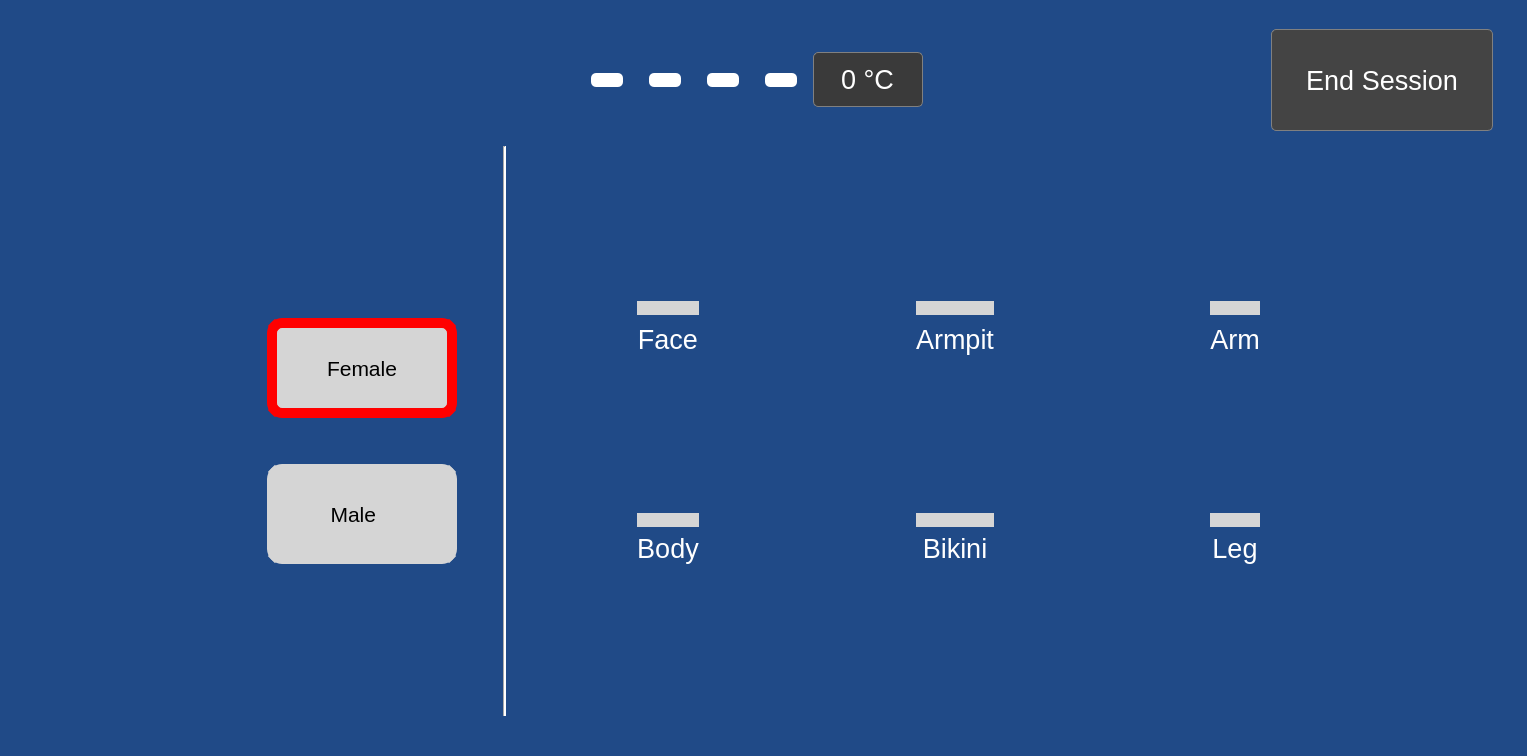
Qt form ui/ui.ui (mohammaadhaji/Laser) before a commit.
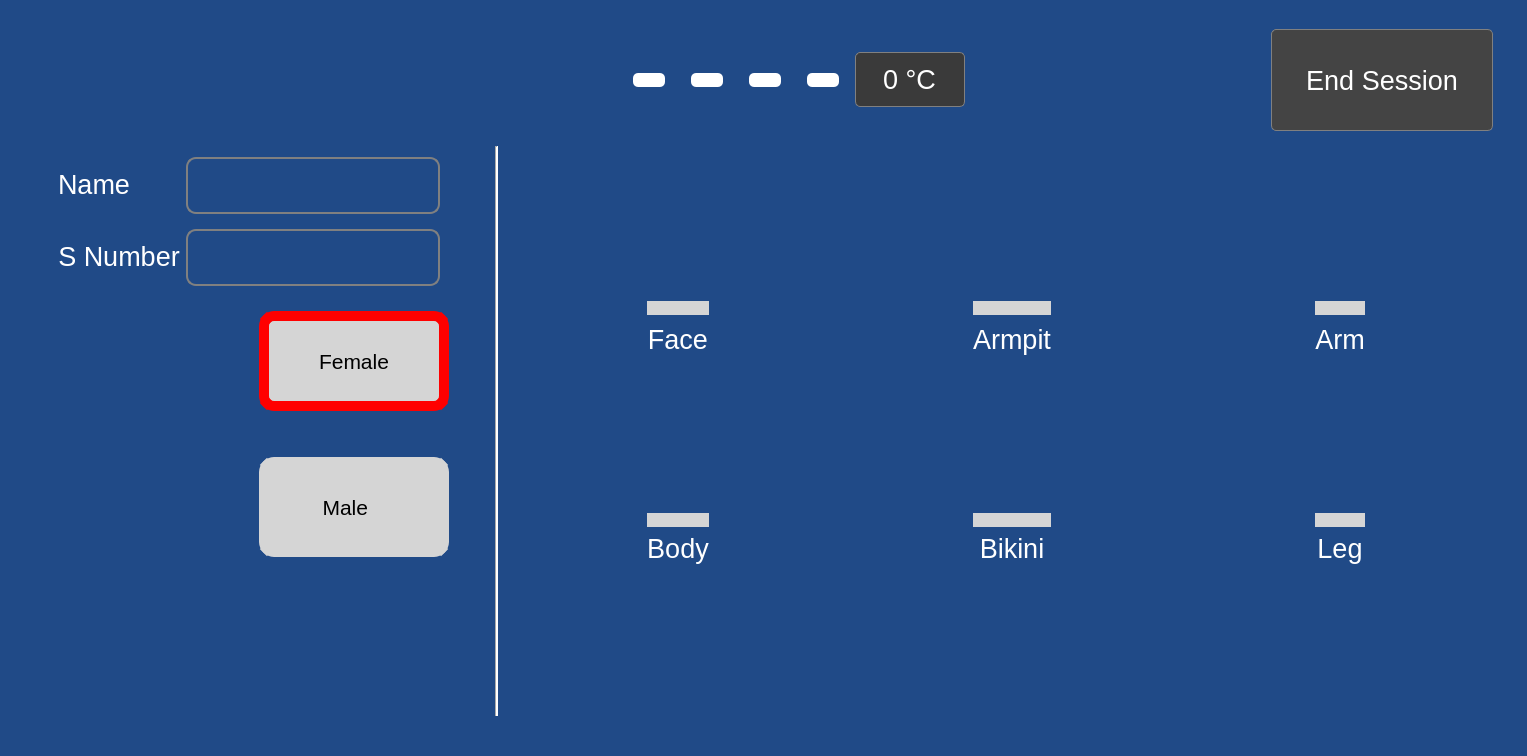
The same form after that commit. The open tabs and pages were chosen to show the change. Icons and pictures are not drawn. Custom widgets are drawn as their Qt base class.

Commit message: remove back btn from laser page, add user info to laser page, auto set lock date

What changed in the file:
```diff
--- a/ui/ui.ui
+++ b/ui/ui.ui
@@ -53,7 +53,7 @@
 }</string>
       </property>
       <property name="currentIndex">
-       <number>5</number>
+       <number>9</number>
       </property>
       <widget class="QWidget" name="UUIDPage">
        <layout class="QVBoxLayout" name="verticalLayout_66">
@@ -3148,7 +3148,7 @@
                    </spacer>
                   </item>
                   <item>
-                   <layout class="QVBoxLayout" name="verticalLayout_72" stretch="2,0,0,0,4,2">
+                   <layout class="QVBoxLayout" name="verticalLayout_72" stretch="1,0,0,0,4,3">
                     <property name="topMargin">
                      <number>0</number>
                     </property>
@@ -3391,6 +3391,9 @@
                         <pointsize>16</pointsize>
                        </font>
                       </property>
+                      <property name="layoutDirection">
+                       <enum>Qt::LeftToRight</enum>
+                      </property>
                       <property name="styleSheet">
                        <string notr="true">QHeaderView::section
 {
@@ -3506,7 +3509,7 @@
                    </spacer>
                   </item>
                   <item>
-                   <layout class="QVBoxLayout" name="verticalLayout_74" stretch="0,0,0">
+                   <layout class="QVBoxLayout" name="verticalLayout_74" stretch="1,0,2">
                     <property name="topMargin">
                      <number>0</number>
                     </property>
@@ -5714,6 +5717,9 @@
                      <property name="styleSheet">
                       <string notr="true"/>
                      </property>
+                     <property name="alignment">
+                      <set>Qt::AlignCenter</set>
+                     </property>
                      <property name="clearButtonEnabled">
                       <bool>false</bool>
                      </property>
@@ -5730,6 +5736,9 @@
                      <property name="styleSheet">
                       <string notr="true"/>
                      </property>
+                     <property name="alignment">
+                      <set>Qt::AlignCenter</set>
+                     </property>
                      <property name="clearButtonEnabled">
                       <bool>false</bool>
                      </property>
@@ -5881,12 +5890,18 @@
                    </item>
                    <item row="0" column="1">
                     <widget class="QLineEdit" name="txtNextSession">
+                     <property name="enabled">
+                      <bool>false</bool>
+                     </property>
                      <property name="font">
                       <font>
                        <family>Arial</family>
                        <pointsize>20</pointsize>
                       </font>
                      </property>
+                     <property name="alignment">
+                      <set>Qt::AlignCenter</set>
+                     </property>
                      <property name="readOnly">
                       <bool>true</bool>
                      </property>
@@ -5948,7 +5963,10 @@
            <number>0</number>
           </property>
           <item>
-           <layout class="QHBoxLayout" name="horizontalLayout_10" stretch="0,3,1,2,0">
+           <layout class="QHBoxLayout" name="horizontalLayout_10" stretch="1,3,1,2,0">
+            <property name="spacing">
+             <number>0</number>
+            </property>
             <property name="leftMargin">
              <number>20</number>
             </property>
@@ -5959,16 +5977,15 @@
              <number>20</number>
             </property>
             <property name="bottomMargin">
+             <number>0</number>
+            </property>
+            <item>
+             <layout class="QHBoxLayout" name="horizontalLayout_60">
+              <property name="rightMargin">
              <number>0</number>
             </property>
             <item>
              <widget class="QPushButton" name="btnBackLaser">
-              <property name="font">
-               <font>
-                <family>Arial</family>
-                <pointsize>13</pointsize>
-               </font>
-              </property>
               <property name="styleSheet">
                <string notr="true">QPushButton {
 outline:0;
@@ -5997,6 +6014,21 @@
                </size>
               </property>
              </widget>
+              </item>
+              <item>
+               <spacer name="horizontalSpacer_96">
+                <property name="orientation">
+                 <enum>Qt::Horizontal</enum>
+                </property>
+                <property name="sizeHint" stdset="0">
+                 <size>
+                  <width>40</width>
+                  <height>20</height>
+                 </size>
+                </property>
+               </spacer>
+              </item>
+             </layout>
             </item>
             <item>
              <spacer name="horizontalSpacer_23">
@@ -6148,7 +6180,7 @@
           <item>
            <widget class="StackedWidget" name="stackedWidgetLaser">
             <property name="currentIndex">
-             <number>1</number>
+             <number>0</number>
             </property>
             <widget class="QWidget" name="bodyPartPage">
              <layout class="QVBoxLayout" name="verticalLayout_25">
@@ -6156,7 +6188,7 @@
                <number>11</number>
               </property>
               <item>
-               <layout class="QHBoxLayout" name="horizontalLayout_5" stretch="2,1,0,0,1,5,2">
+               <layout class="QHBoxLayout" name="horizontalLayout_5" stretch="3,0,0,1,5,1">
                 <property name="leftMargin">
                  <number>0</number>
                 </property>
@@ -6170,24 +6202,119 @@
                  <number>20</number>
                 </property>
                 <item>
-                 <spacer name="horizontalSpacer_9">
-                  <property name="orientation">
-                   <enum>Qt::Horizontal</enum>
+                 <layout class="QVBoxLayout" name="verticalLayout_75" stretch="1,0,1">
+                  <property name="topMargin">
+                   <number>0</number>
                   </property>
-                  <property name="sizeHint" stdset="0">
-                   <size>
-                    <width>40</width>
-                    <height>20</height>
-                   </size>
+                  <property name="rightMargin">
+                   <number>0</number>
                   </property>
-                 </spacer>
-                </item>
                 <item>
-                 <layout class="QVBoxLayout" name="verticalLayout_3" stretch="3,0,0,0,3">
+                   <widget class="QFrame" name="currentUserFrame">
+                    <layout class="QFormLayout" name="formLayout_3">
+                     <property name="leftMargin">
+                      <number>40</number>
+                     </property>
                   <property name="topMargin">
-                   <number>20</number>
-                  </property>
-                  <item>
+                      <number>1</number>
+                     </property>
+                     <item row="1" column="0">
+                      <widget class="QLabel" name="lblCurrentUser">
+                       <property name="font">
+                        <font>
+                         <family>Arial</family>
+                         <pointsize>20</pointsize>
+                        </font>
+                       </property>
+                       <property name="text">
+                        <string>Name</string>
+                       </property>
+                       <property name="alignment">
+                        <set>Qt::AlignCenter</set>
+                       </property>
+                      </widget>
+                     </item>
+                     <item row="1" column="1">
+                      <widget class="QLineEdit" name="txtCurrentUser">
+                       <property name="enabled">
+                        <bool>false</bool>
+                       </property>
+                       <property name="font">
+                        <font>
+                         <family>Arial</family>
+                         <pointsize>20</pointsize>
+                        </font>
+                       </property>
+                       <property name="styleSheet">
+                        <string notr="true">QLineEdit{
+border-radius:10px;
+border:2px solid gray;
+padding:10px 10px 10px 10px;
+}
+QLineEdit:focus{
+border:2px solid white;
+}</string>
+                       </property>
+                       <property name="text">
+                        <string/>
+                       </property>
+                       <property name="alignment">
+                        <set>Qt::AlignCenter</set>
+                       </property>
+                       <property name="readOnly">
+                        <bool>true</bool>
+                       </property>
+                      </widget>
+                     </item>
+                     <item row="3" column="0">
+                      <widget class="QLabel" name="lblCurrentSnumber">
+                       <property name="font">
+                        <font>
+                         <family>Arial</family>
+                         <pointsize>20</pointsize>
+                        </font>
+                       </property>
+                       <property name="text">
+                        <string>S Number</string>
+                       </property>
+                       <property name="alignment">
+                        <set>Qt::AlignCenter</set>
+                       </property>
+                      </widget>
+                     </item>
+                     <item row="3" column="1">
+                      <widget class="QLineEdit" name="txtCurrentSnumber">
+                       <property name="enabled">
+                        <bool>false</bool>
+                       </property>
+                       <property name="font">
+                        <font>
+                         <family>Arial</family>
+                         <pointsize>20</pointsize>
+                        </font>
+                       </property>
+                       <property name="styleSheet">
+                        <string notr="true">QLineEdit{
+border-radius:10px;
+border:2px solid gray;
+padding:10px 10px 10px 10px;
+}
+QLineEdit:focus{
+border:2px solid white;
+}</string>
+                       </property>
+                       <property name="text">
+                        <string/>
+                       </property>
+                       <property name="alignment">
+                        <set>Qt::AlignCenter</set>
+                       </property>
+                       <property name="readOnly">
+                        <bool>true</bool>
+                       </property>
+                      </widget>
+                     </item>
+                     <item row="0" column="1">
                    <spacer name="verticalSpacer_17">
                     <property name="orientation">
                      <enum>Qt::Vertical</enum>
@@ -6200,6 +6327,61 @@
                     </property>
                    </spacer>
                   </item>
+                     <item row="2" column="1">
+                      <spacer name="verticalSpacer_75">
+                       <property name="orientation">
+                        <enum>Qt::Vertical</enum>
+                       </property>
+                       <property name="sizeHint" stdset="0">
+                        <size>
+                         <width>20</width>
+                         <height>40</height>
+                        </size>
+                       </property>
+                      </spacer>
+                     </item>
+                     <item row="4" column="1">
+                      <spacer name="verticalSpacer_76">
+                       <property name="orientation">
+                        <enum>Qt::Vertical</enum>
+                       </property>
+                       <property name="sizeHint" stdset="0">
+                        <size>
+                         <width>20</width>
+                         <height>40</height>
+                        </size>
+                       </property>
+                      </spacer>
+                     </item>
+                    </layout>
+                   </widget>
+                  </item>
+                  <item>
+                   <layout class="QHBoxLayout" name="horizontalLayout_61">
+                    <property name="leftMargin">
+                     <number>0</number>
+                    </property>
+                    <property name="topMargin">
+                     <number>0</number>
+                    </property>
+                    <item>
+                     <spacer name="horizontalSpacer_9">
+                      <property name="orientation">
+                       <enum>Qt::Horizontal</enum>
+                      </property>
+                      <property name="sizeHint" stdset="0">
+                       <size>
+                        <width>40</width>
+                        <height>20</height>
+                       </size>
+                      </property>
+                     </spacer>
+                    </item>
+                    <item>
+                     <layout class="QVBoxLayout" name="verticalLayout_3" stretch="0,0,0">
+                      <property name="topMargin">
+                       <number>0</number>
+                      </property>
                   <item>
                    <widget class="QPushButton" name="btnFemale">
                     <property name="font">
@@ -6288,6 +6470,15 @@
                     </property>
                    </widget>
                   </item>
+                     </layout>
+                    </item>
+                   </layout>
+                  </item>
+                  <item>
+                   <layout class="QVBoxLayout" name="verticalLayout_77">
+                    <property name="topMargin">
+                     <number>0</number>
+                    </property>
                   <item>
                    <spacer name="verticalSpacer_18">
                     <property name="orientation">
@@ -6303,6 +6494,8 @@
                   </item>
                  </layout>
                 </item>
+                 </layout>
+                </item>
                 <item>
                  <spacer name="horizontalSpacer_8">
                   <property name="orientation">
@@ -6347,7 +6540,7 @@
                      <string notr="true"/>
                     </property>
                     <property name="currentIndex">
-                     <number>1</number>
+                     <number>0</number>
                     </property>
                     <widget class="QWidget" name="femalePage">
                      <layout class="QVBoxLayout" name="verticalLayout_32">
```
Lines whose indentation alone changed are shown as unchanged. The commit also changes 3 other files.
